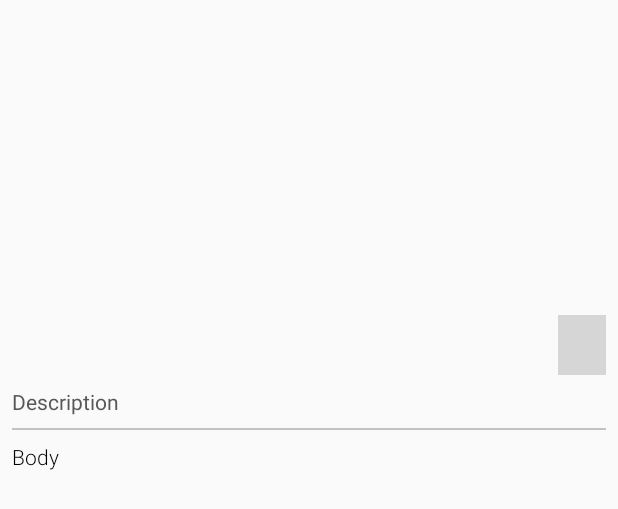
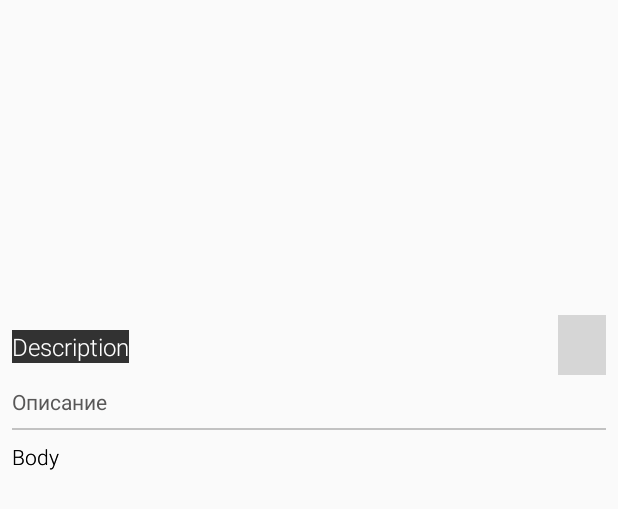
Before and after one commit to kuzloivan/Z-maCHIne, an Android app: the layout activity_detail_place.xml on its own in the app's theme, with its tools: preview values and no code run, on a phone screen of 412 x 824 dp. Shown: the top 509 px of the screen. Run offline under Robolectric (Android 15) with nearby library versions, the phone set to English and light mode, and no system bars; plain views replace CircleIndicator; grey boxes are pictures that could not be loaded.

Commit message:
place item

```diff
--- a/app/src/main/java/z_machine/vkhackathon/com/z_machine/network/rest/query_builders/PlaceQBuilder.java
+++ b/app/src/main/java/z_machine/vkhackathon/com/z_machine/network/rest/query_builders/PlaceQBuilder.java
@@ -65,11 +65,12 @@ public class PlaceQBuilder {
         DESCRIPTION("description"),
         TITLE("title"),
         SHORT_TITLE("short_title"),
-        COORDS("coords");
+        COORDS("coords"),
+        ADDRESS("address");
 
         private String param;
 
-        private OPTIONS(final String param) {
+        OPTIONS(final String param) {
             this.param = param;
         }
 
--- a/app/src/main/java/z_machine/vkhackathon/com/z_machine/ui/activity/MainActivity.java
+++ b/app/src/main/java/z_machine/vkhackathon/com/z_machine/ui/activity/MainActivity.java
@@ -13,7 +13,6 @@ import android.view.MenuItem;
 
 import z_machine.vkhackathon.com.z_machine.R;
 import z_machine.vkhackathon.com.z_machine.ui.fragment.AddPhotoFragment;
-import z_machine.vkhackathon.com.z_machine.ui.fragment.GeolocationFragment;
 import z_machine.vkhackathon.com.z_machine.ui.fragment.KudaGoFragment;
 import z_machine.vkhackathon.com.z_machine.ui.fragment.PlaceLocationFragment;
 import z_machine.vkhackathon.com.z_machine.utils.FragmentLauncher;
--- a/app/src/main/java/z_machine/vkhackathon/com/z_machine/ui/activity/place/DetailPlaceActivity.java
+++ b/app/src/main/java/z_machine/vkhackathon/com/z_machine/ui/activity/place/DetailPlaceActivity.java
@@ -6,6 +6,7 @@ import android.os.Bundle;
 import android.support.v4.view.ViewPager;
 import android.text.Html;
 import android.util.Log;
+import android.view.View;
 import android.widget.ListView;
 import android.widget.TextView;
 
@@ -91,6 +92,10 @@ public final class DetailPlaceActivity extends BaseActivity {
         }
         if (event.getRequestId() == GET_EVENTS) {
             final GetEvents eventsBodyResponse = (GetEvents) event.getBody();
+            if(eventsBodyResponse.getCount() != 0) {
+                findViewById(R.id.tvEventText).setVisibility(View.VISIBLE);
+                findViewById(R.id.viewBelowLine).setVisibility(View.VISIBLE);
+            }
             eventByPlaceAdapter.add(eventsBodyResponse.getEvents());
         }
     }
--- a/app/src/main/java/z_machine/vkhackathon/com/z_machine/ui/adapter/place/PlaceAdapter.java
+++ b/app/src/main/java/z_machine/vkhackathon/com/z_machine/ui/adapter/place/PlaceAdapter.java
@@ -22,7 +22,6 @@ public final class PlaceAdapter extends ParallaxAdapter<Place, PlaceAdapter.View
     public PlaceAdapter(Context context) {
         super(context, R.layout.item_place);
         imageLoader = ImageLoader.getInstance();
-//        imageLoader.init(ImageUtils.createImageLoaderConfiguration(context));
     }
 
     @Override
--- a/app/src/main/res/layout/activity_detail_place.xml
+++ b/app/src/main/res/layout/activity_detail_place.xml
@@ -23,17 +23,28 @@
 
         <TextView
             android:id="@+id/tvPlaceDescription"
-            style="@style/ZMachineWidget.TextView.Description"
+            style="@style/ZMachineWidget.TextView.HashTag"
+            android:layout_width="wrap_content"
+            android:layout_height="wrap_content"
+            android:layout_alignParentLeft="true"
+            android:layout_alignBottom="@id/pagerPlaces"
+            android:layout_margin="@dimen/basePadding"
+            android:maxLines="2"
+            tools:text="Description" />
+
+        <TextView
+            android:id="@+id/tvDescriptionText"
             android:layout_width="match_parent"
             android:layout_height="wrap_content"
+            style="@style/ZMachineWidget.TextView.Description"
             android:layout_below="@+id/pagerPlaces"
             android:layout_margin="@dimen/basePadding"
-            tools:text="Description" />
+            android:text="Описание"/>
 
         <View
             android:id="@+id/viewLine"
             style="@style/ZMachineWidget.Divider"
-            android:layout_below="@id/tvPlaceDescription" />
+            android:layout_below="@id/tvDescriptionText" />
 
         <TextView
             android:id="@+id/tvPlaceBody"
@@ -44,13 +55,40 @@
             android:layout_margin="@dimen/basePadding"
             tools:text="Body" />
 
+        <TextView
+            android:id="@+id/tvPlaceShortDescription"
+            style="@style/ZMachineWidget.TextView.Body"
+            android:layout_width="match_parent"
+            android:layout_height="wrap_content"
+            android:layout_below="@+id/viewLine"
+            android:layout_margin="@dimen/basePadding"
+            tools:text="Body" />
+
+        <TextView
+            android:id="@+id/tvEventText"
+            android:text="События"
+            android:visibility="invisible"
+            android:layout_below="@id/tvPlaceBody"
+            android:layout_marginLeft="@dimen/basePadding"
+            android:layout_marginBottom="@dimen/basePadding"
+            android:layout_marginRight="@dimen/basePadding"
+            style="@style/ZMachineWidget.TextView.Description"
+            android:layout_width="wrap_content"
+            android:layout_height="wrap_content" />
+
+        <View
+            android:id="@+id/viewBelowLine"
+            style="@style/ZMachineWidget.Divider"
+            android:layout_below="@id/tvEventText"
+            android:visibility="invisible"/>
+
         <ListView
             android:id="@+id/lvEvents"
+            android:layout_width="match_parent"
+            android:layout_height="wrap_content"
+            android:layout_below="@id/viewBelowLine"
             android:layout_marginLeft="@dimen/basePadding"
             android:layout_marginRight="@dimen/basePadding"
-            android:layout_width="match_parent"
-            android:layout_height="wrap_content"
-            android:layout_below="@id/tvPlaceBody"
             android:nestedScrollingEnabled="true" />
 
     </RelativeLayout>
--- a/app/src/main/res/values/dimens.xml
+++ b/app/src/main/res/values/dimens.xml
@@ -17,6 +17,6 @@
     <dimen name="smallText">12sp</dimen>
     <dimen name="bigText">22sp</dimen>
     <dimen name="indicatorHeight">40dp</dimen>
-    <dimen name="imageItemPadding">32dp</dimen>
+    <dimen name="imageItemPadding">30dp</dimen>
 
 </resources>
```
Also changed, not shown: app/src/main/java/z_machine/vkhackathon/com/z_machine/model/Place.java (+16 -14 lines), app/src/main/java/z_machine/vkhackathon/com/z_machine/network/NetManager.java (+4 -7 lines), app/src/main/java/z_machine/vkhackathon/com/z_machine/ui/fragment/GeolocationFragment.java (deleted, +0 -161 lines), app/src/main/res/layout/item_place.xml (+5 -4 lines).
